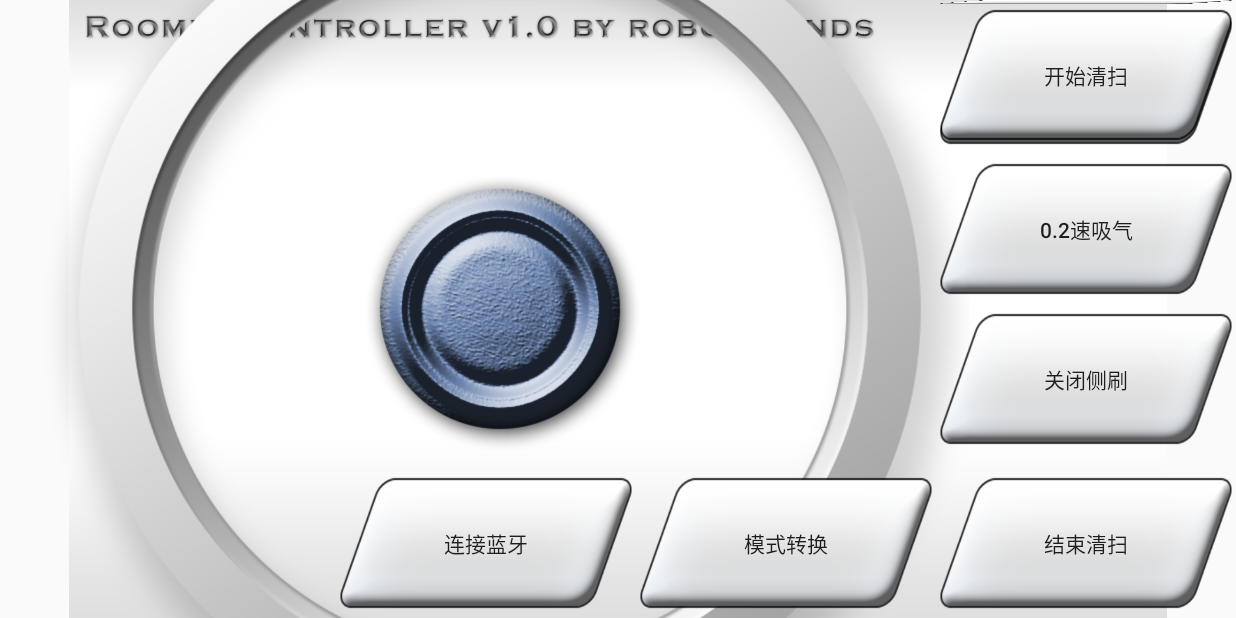
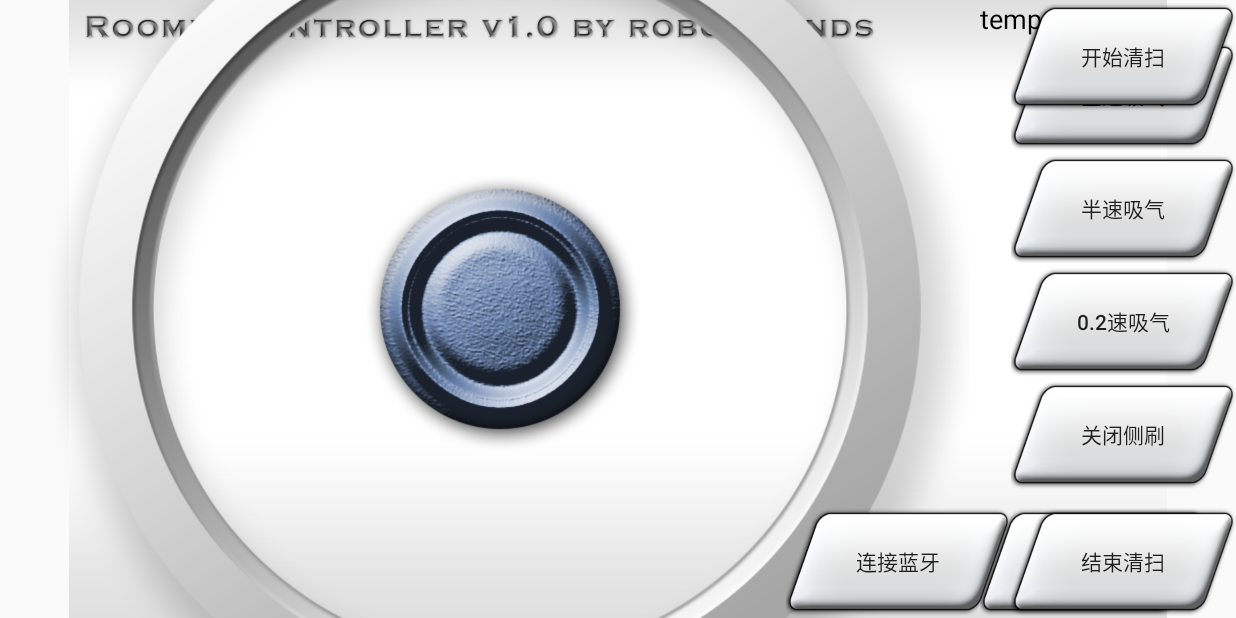
Before and after one commit to StellEdge/RoombaController, an Android app: the screen it shows after launch (MainActivity), on a phone screen of 824 x 412 dp (held sideways). Run offline under Robolectric (Android 15) with nearby library versions, the light colour scheme and no system bars.

Commit message:
near v1.0

```diff
--- a/app/src/main/java/com/sjtu/cs/roombacontroller/MainActivity.java
+++ b/app/src/main/java/com/sjtu/cs/roombacontroller/MainActivity.java
@@ -12,7 +12,6 @@ import android.util.DisplayMetrics;
 import android.util.Log;
 import android.view.MotionEvent;
 import android.view.View;
-//import android.view.Window;
 import android.widget.Button;
 import android.widget.TextView;
 
@@ -33,8 +32,7 @@ public class MainActivity extends AppCompatActivity {///李桐：希望我们能
 
     Location mlocation = new Location();
 
-    //private BluetoothController BTC = new BluetoothController(this);
-    private BluetoothSPP bt = new BluetoothSPP(this); //暂时先用着这个外部库吧
+    private BluetoothSPP bt = new BluetoothSPP(this);
     private boolean BTavailable;
     private String BT="Bluetooth";
     private Context mContext=MainActivity.this;
@@ -51,23 +49,17 @@ public class MainActivity extends AppCompatActivity {///李桐：希望我们能
     @Override
     protected void onCreate(Bundle savedInstanceState) {
         super.onCreate(savedInstanceState);
-        //this.requestWindowFeature(Window.FEATURE_NO_TITLE);
         setContentView(R.layout.activity_main);
         if(!bt.isBluetoothAvailable()) {
             BTavailable=false;
-            Log.d(BT, "onCreate: NO BLUETOOTH SUPPORT");
-            // any command for bluetooth is not available
+            //Log.d(BT, "onCreate: NO BLUETOOTH SUPPORT");
         } else {
             BTavailable=true;
             bt.setupService();
             bt.startService(BluetoothState.DEVICE_OTHER);
-            //Log.d(BT, "onCreate: Has Bluetooth");
             if(!bt.isBluetoothEnabled()) {
                 bt.enable();
-            } else {
-                // Do something if bluetooth is already enable
             }
-
         }
         //文本接收
         bt.setOnDataReceivedListener(new BluetoothSPP.OnDataReceivedListener() {
@@ -77,14 +69,15 @@ public class MainActivity extends AppCompatActivity {///李桐：希望我们能
         });
         teller = (TextView)findViewById(R.id.teller);
         teller.setText("temp");
-        Button button1 = (Button) findViewById(R.id.button1);
-        button1.setOnClickListener(new View.OnClickListener() {
+        Button button_start = (Button) findViewById(R.id.button_start);
+        button_start.setOnClickListener(new View.OnClickListener() {
             @Override
             public void onClick (View v){
-                Intent intent = new Intent(mContext, Main2Activity.class);//开启下一项活动
-                startActivity(intent);
+                //Intent intent = new Intent(mContext, Main2Activity.class);//开启下一项活动
+                //startActivity(intent);
                 //Shape circle = (Shape) findViewById(R.id.circle);
                 //v.setVisibility(0);
+                BluetoothSend("","80 83");
             }
         });
         Button button2 = (Button) findViewById(R.id.button2);
@@ -143,7 +136,6 @@ public class MainActivity extends AppCompatActivity {///李桐：希望我们能
             }
         });
         measure();
-        BluetoothSend("","80 83");
 
 
         /*private Handler handler = new Handler(){
@@ -306,14 +298,13 @@ public class MainActivity extends AppCompatActivity {///李桐：希望我们能
         return str;
     }
     //这个返回大写十六进制command，对应双轮条形UI界面
-
-
+    //StellEdge：不存在的
     void BluetoothSend(String tag,String commandline){
         //tag目前就是多留个接口
         //直接调用这个函数来进行蓝牙数据发送
         //If you want to send any data. boolean parameter is mean that data will send with ending by LF and CR or not.
         //If yes your data will added by LF & CR 末尾添加回车或换行
-        Log.d(TAG, "BluetoothSend: "+commandline);
+        //Log.d(TAG, "BluetoothSend: "+commandline);
         byte[] myb=HexCommandtoByte(commandline.getBytes());
         if (bt.isServiceAvailable()) {
             bt.send(myb, false);
@@ -339,19 +330,17 @@ public class MainActivity extends AppCompatActivity {///李桐：希望我们能
             }
         }).start();
     }
-
-
-
+    //StellEdge:16进制byte字符串转byte编码
     public static byte[] HexCommandtoByte(byte[] data) {
         if (data == null) {
             return null;
         }
         int nLength = data.length;
-
-        String strTemString = new String(data, 0, nLength);
-        String[] strings = strTemString.split(" ");
+        String TemString = new String(data, 0, nLength);
+        String[] strings = TemString.split(" ");
         nLength = strings.length;
         data = new byte[nLength];
+
         for (int i = 0; i < nLength; i++) {
             if (strings[i].length() != 2) {
                 data[i] = 00;
@@ -364,8 +353,6 @@ public class MainActivity extends AppCompatActivity {///李桐：希望我们能
                 continue;
             }
         }
-
-
         return data;
     }
 }
--- a/app/src/main/res/layout/activity_main.xml
+++ b/app/src/main/res/layout/activity_main.xml
@@ -29,32 +29,32 @@
 
         <!--转换按钮-->
         <Button
-            android:id="@+id/button1"
-            android:layout_width="300px"
-            android:layout_height="150px"
+            android:id="@+id/button_start"
+            android:layout_width="150dp"
+            android:layout_height="75dp"
 
-            android:layout_below="@+id/button7"
-            android:layout_toStartOf="@+id/button7"
+            android:layout_alignBottom="@+id/image_view1"
+            android:layout_toEndOf="@+id/image_view1"
             android:background="@drawable/button1"
-            android:text="模式转换"
+            android:text="@string/Button_Start_Text"
             android:textSize="14sp" />
         <!--转换按钮显示在正上方android:layout_below="@id/textView"-->
 
         <!--连接蓝牙-->
         <Button
             android:id="@+id/button4"
-            android:layout_width="300px"
-            android:layout_height="150px"
-            android:layout_alignTop="@id/button1"
-            android:layout_toLeftOf="@id/button1"
+            android:layout_width="150dp"
+            android:layout_height="75dp"
+            android:layout_alignBottom="@+id/button3"
+            android:layout_toStartOf="@+id/button3"
             android:background="@drawable/button1"
             android:text="连接蓝牙" />
 
         <!--全速吸气按钮-->
         <Button
             android:id="@+id/button8"
-            android:layout_width="300px"
-            android:layout_height="150px"
+            android:layout_width="150dp"
+            android:layout_height="75dp"
             android:layout_above="@+id/button5"
             android:layout_alignParentEnd="true"
             android:background="@drawable/button1"
@@ -63,8 +63,8 @@
         <!--半速吸气按钮-->
         <Button
             android:id="@+id/button5"
-            android:layout_width="300px"
-            android:layout_height="150px"
+            android:layout_width="150dp"
+            android:layout_height="75dp"
             android:layout_above="@+id/button6"
             android:layout_alignParentEnd="true"
             android:background="@drawable/button1"
@@ -74,8 +74,8 @@
         <!--0.2速吸气按钮-->
         <Button
             android:id="@+id/button6"
-            android:layout_width="300px"
-            android:layout_height="150px"
+            android:layout_width="150dp"
+            android:layout_height="75dp"
             android:layout_above="@+id/button7"
             android:layout_alignParentEnd="true"
             android:background="@drawable/button1"
@@ -84,8 +84,8 @@
         <!--关闭侧刷android:layout_alignParentRight="true"-->
         <Button
             android:id="@+id/button7"
-            android:layout_width="300px"
-            android:layout_height="150px"
+            android:layout_width="150dp"
+            android:layout_height="75dp"
             android:layout_above="@+id/button3"
             android:layout_alignParentEnd="true"
             android:layout_marginBottom="9dp"
@@ -95,8 +95,8 @@
         <!--开始按钮-->
         <Button
             android:id="@+id/button2"
-            android:layout_width="300px"
-            android:layout_height="150px"
+            android:layout_width="150dp"
+            android:layout_height="75dp"
             android:layout_alignParentEnd="true"
             android:layout_alignTop="@+id/image_view1"
             android:background="@drawable/button1"
@@ -105,8 +105,8 @@
         <!--结束按钮-->
         <Button
             android:id="@+id/button3"
-            android:layout_width="300px"
-            android:layout_height="150px"
+            android:layout_width="150dp"
+            android:layout_height="75dp"
             android:layout_alignBottom="@+id/image_view1"
             android:layout_alignParentEnd="true"
             android:background="@drawable/button1"
@@ -139,16 +139,17 @@
             android:layout_centerVertical="true"
             android:layout_marginLeft="325px"
 
-            android:src="@drawable/axis" />
+            android:src="@drawable/axis" android:contentDescription="TODO" />
 
         <TextView
             android:id="@+id/teller"
-            android:layout_width="260dp"
-            android:layout_height="230dp"
-            android:layout_alignBaseline="@+id/button2"
-            android:layout_alignBottom="@+id/button2"
+            android:layout_width="300dp"
+            android:layout_height="360dp"
+            android:layout_alignBottom="@+id/button7"
             android:layout_toEndOf="@+id/image_view1"
-            android:text="speed:00, radius:66666" />
+            android:text="speed:00, radius:66666"
+            android:textColor="@android:color/background_dark"
+            android:textSize="18sp" />
 
 
     </RelativeLayout>
--- a/app/src/main/res/values/strings.xml
+++ b/app/src/main/res/values/strings.xml
@@ -1,4 +1,5 @@
 <resources>
     <string name="app_name">Roomba Controller</string>
     <string name="title_activity_hde_link">HDeLinkActivity</string>
+    <string name="Button_Start_Text">启动</string>
 </resources>
```
Also changed, not shown: app/src/main/res/drawable/button_normal.png, app/src/main/res/drawable/buttons_pressed.png.
